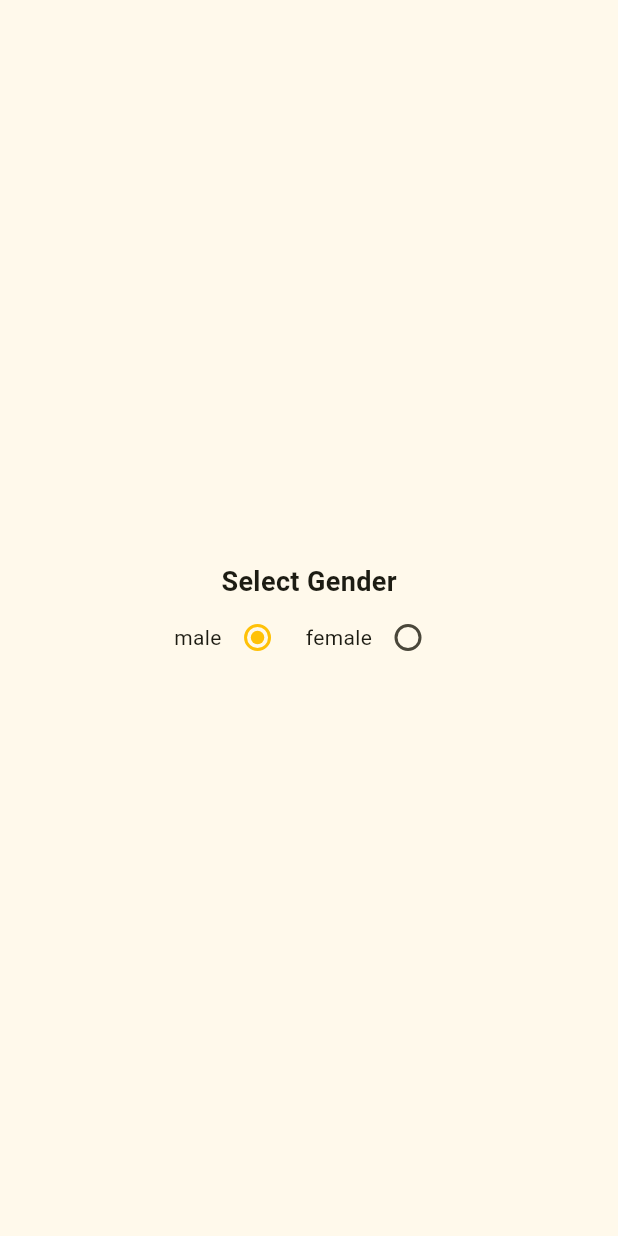
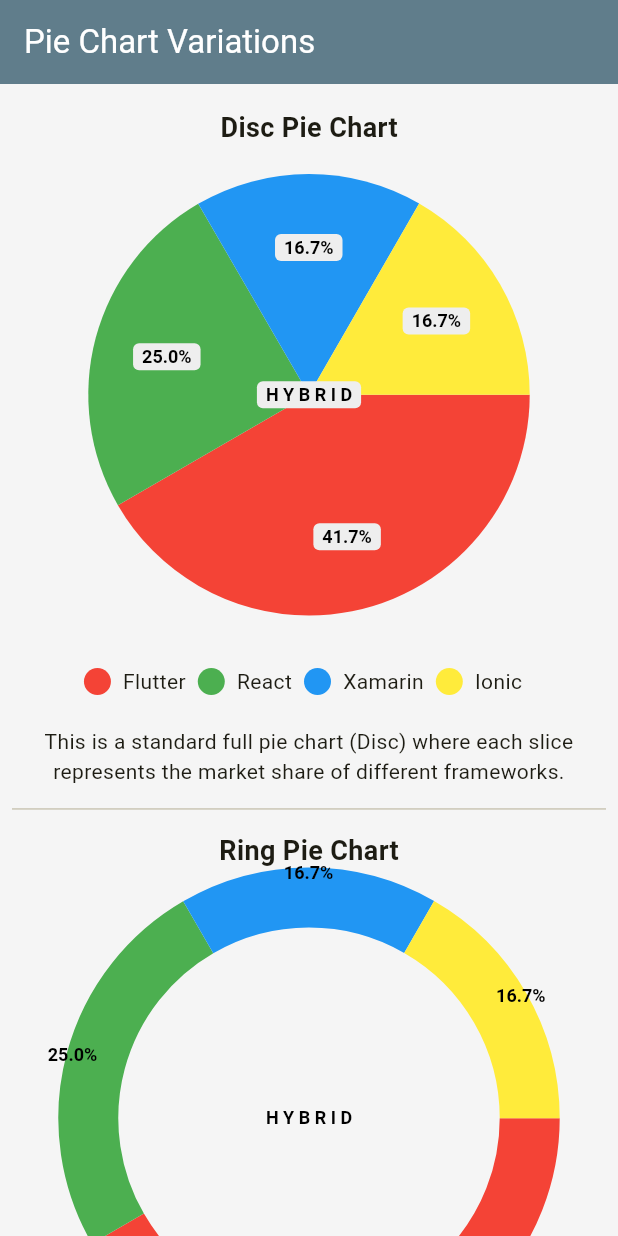
Before and after one commit to fahad686/flutter_package_series, a Flutter app: the screen it shows after launch, on a phone screen of 412 x 824 dp. Run offline on Flutter 3.47's test engine with Material 3 defaults, Android fonts, the phone set to English and light mode, and no system bars; drawn by our look-alikes of pie_chart.

Commit message:
Pie Chart and update project

```diff
--- /dev/null
+++ b/lib/important_widget/charts/hybrid_pie_chart_screen.dart
@@ -0,0 +1,176 @@
+import 'package:flutter/material.dart';
+import 'package:pie_chart/pie_chart.dart';
+
+/// Screen to show multiple variations of Pie Charts
+class HybridPieChartScreen extends StatelessWidget {
+  const HybridPieChartScreen({super.key});
+
+  @override
+  Widget build(BuildContext context) {
+    /// ------------------------------
+    /// DATA FOR PIE CHART
+    /// ------------------------------
+    final Map<String, double> dataMap = {
+      "Flutter": 41.7,
+      "React": 25.0,
+      "Xamarin": 16.7,
+      "Ionic": 16.7,
+    };
+
+    /// Colors for basic charts
+    final List<Color> colorList = [
+      Colors.red, // Flutter
+      Colors.green, // React
+      Colors.blue, // Xamarin
+      Colors.yellow, // Ionic
+    ];
+
+    /// Gradient list for Gradient Pie Chart
+    final List<List<Color>> gradientColors = [
+      [Colors.red, Colors.orange],
+      [Colors.green, Colors.lightGreenAccent],
+      [Colors.blue, Colors.lightBlueAccent],
+      [Colors.yellow, Colors.amber],
+    ];
+
+    return Scaffold(
+      backgroundColor: Colors.grey[100],
+      appBar: AppBar(
+        backgroundColor: const Color(0xFF607D8B),
+        title: const Text(
+          'Pie Chart Variations',
+          style: TextStyle(color: Colors.white),
+        ),
+      ),
+      body: SingleChildScrollView(
+        child: Padding(
+          padding: const EdgeInsets.symmetric(vertical: 16.0, horizontal: 8.0),
+          child: Column(
+            crossAxisAlignment: CrossAxisAlignment.center,
+            children: [
+              /// ------------------------------
+              /// DISC PIE CHART
+              /// ------------------------------
+              const Text(
+                "Disc Pie Chart",
+                style: TextStyle(fontSize: 18, fontWeight: FontWeight.bold),
+              ),
+              const SizedBox(height: 10),
+              PieChart(
+                dataMap: dataMap,
+                animationDuration: const Duration(seconds: 1),
+                chartLegendSpacing: 32,
+                chartRadius: MediaQuery.of(context).size.width / 1.4,
+                colorList: colorList,
+                chartType: ChartType.disc, // Standard Pie Chart
+                centerText: "H Y B R I D",
+                legendOptions: const LegendOptions(
+                  showLegends: true,
+                  legendShape: BoxShape.circle,
+                  legendPosition: LegendPosition.bottom,
+                  showLegendsInRow: true,
+                  legendTextStyle: TextStyle(fontSize: 14),
+                ),
+                chartValuesOptions: const ChartValuesOptions(
+                  showChartValueBackground: true,
+                  showChartValues: true,
+                  showChartValuesInPercentage: true,
+                  showChartValuesOutside: false,
+                ),
+                baseChartColor: Colors.transparent,
+              ),
+              const SizedBox(height: 10),
+              const Text(
+                "This is a standard full pie chart (Disc) where each slice "
+                    "represents the market share of different frameworks.",
+                textAlign: TextAlign.center,
+              ),
+
+              const Divider(height: 30, thickness: 1),
+
+              /// ------------------------------
+              /// RING PIE CHART
+              /// ------------------------------
+              const Text(
+                "Ring Pie Chart",
+                style: TextStyle(fontSize: 18, fontWeight: FontWeight.bold),
+              ),
+              const SizedBox(height: 10),
+              PieChart(
+                dataMap: dataMap,
+                animationDuration: const Duration(seconds: 1),
+                chartLegendSpacing: 32,
+                chartRadius: MediaQuery.of(context).size.width / 1.4,
+                colorList: colorList,
+                chartType: ChartType.ring, // Ring style
+                ringStrokeWidth: 40, // Width of the ring
+                centerText: "H Y B R I D",
+                legendOptions: const LegendOptions(
+                  showLegends: true,
+                  legendShape: BoxShape.circle,
+                  legendPosition: LegendPosition.bottom,
+                  showLegendsInRow: true,
+                  legendTextStyle: TextStyle(fontSize: 14),
+                ),
+                chartValuesOptions: const ChartValuesOptions(
+                  showChartValueBackground: false,
+                  showChartValues: true,
+                  showChartValuesInPercentage: true,
+                  showChartValuesOutside: true,
+                ),
+                baseChartColor: Colors.transparent,
+              ),
+              const SizedBox(height: 10),
+              const Text(
+                "This variation displays the same data in a donut-like ring style, "
+                    "ideal for modern UI designs and dashboards.",
+                textAlign: TextAlign.center,
+              ),
+
+              const Divider(height: 30, thickness: 1),
+
+              /// ------------------------------
+              /// GRADIENT PIE CHART
+              /// ------------------------------
+              const Text(
+                "Gradient Pie Chart",
+                style: TextStyle(fontSize: 18, fontWeight: FontWeight.bold),
+              ),
+              const SizedBox(height: 10),
+              PieChart(
+                dataMap: dataMap,
+                animationDuration: const Duration(seconds: 1),
+                chartLegendSpacing: 32,
+                chartRadius: MediaQuery.of(context).size.width / 1.4,
+                colorList: colorList,
+                chartType: ChartType.disc,
+                centerText: "Gradient",
+                gradientList: gradientColors, // Adds gradient effect
+                legendOptions: const LegendOptions(
+                  showLegends: true,
+                  legendShape: BoxShape.circle,
+                  legendPosition: LegendPosition.bottom,
+                  showLegendsInRow: true,
+                  legendTextStyle: TextStyle(fontSize: 14),
+                ),
+                chartValuesOptions: const ChartValuesOptions(
+                  showChartValueBackground: true,
+                  showChartValues: true,
+                  showChartValuesInPercentage: true,
+                  showChartValuesOutside: false,
+                ),
+                baseChartColor: Colors.transparent,
+              ),
+              const SizedBox(height: 10),
+              const Text(
+                "This gradient style enhances the visual appeal of the chart "
+                    "using gradient colors for each slice.",
+                textAlign: TextAlign.center,
+              ),
+            ],
+          ),
+        ),
+      ),
+    );
+  }
+}
--- a/lib/main.dart
+++ b/lib/main.dart
@@ -1,6 +1,7 @@
 import 'package:begineer_flutter/utils/color_constants.dart';
 import 'package:flutter/material.dart';
 
+import 'important_widget/charts/hybrid_pie_chart_screen.dart';
 import 'important_widget/radio_button.dart';
 
 void main() async{
@@ -25,7 +26,7 @@ class MyApp extends StatelessWidget {
         ),
         useMaterial3: true,
       ),
-      home:  const RadioButton(),
+      home:  const HybridPieChartScreen(),
     );
   }
 }
--- a/pubspec.yaml
+++ b/pubspec.yaml
@@ -35,6 +35,7 @@ dependencies:
   # The following adds the Cupertino Icons font to your application.
   # Use with the CupertinoIcons class for iOS style icons.
   cupertino_icons: ^1.0.2
+  pie_chart: ^5.4.0
 
 dev_dependencies:
   flutter_test:
@@ -45,7 +46,7 @@ dev_dependencies:
   # activated in the `analysis_options.yaml` file located at the root of your
   # package. See that file for information about deactivating specific lint
   # rules and activating additional ones.
-  flutter_lints: ^2.0.0
+  flutter_lints: ^6.0.0
 
 # For information on the generic Dart part of this file, see the
 # following page: https://dart.dev/tools/pub/pubspec
```
Also changed, not shown: lib/important_widget/charts/img.png (added), lib/important_widget/charts/img_1.png (added), lib/important_widget/charts/img_2.png (added), lib/important_widget/charts/img_3.png (added), pubspec.lock, 4 other files.
